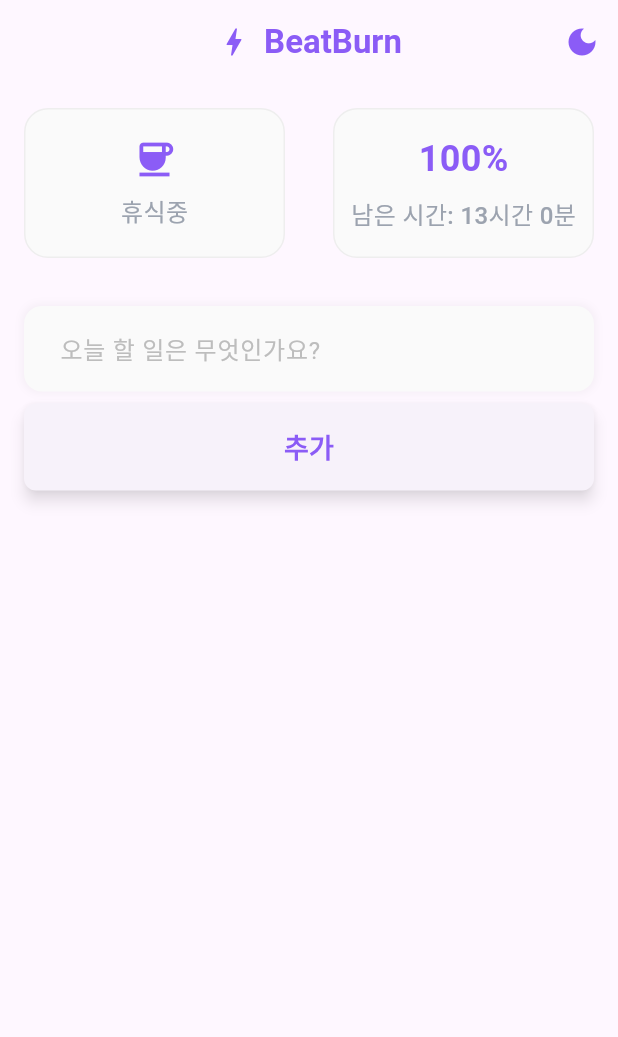
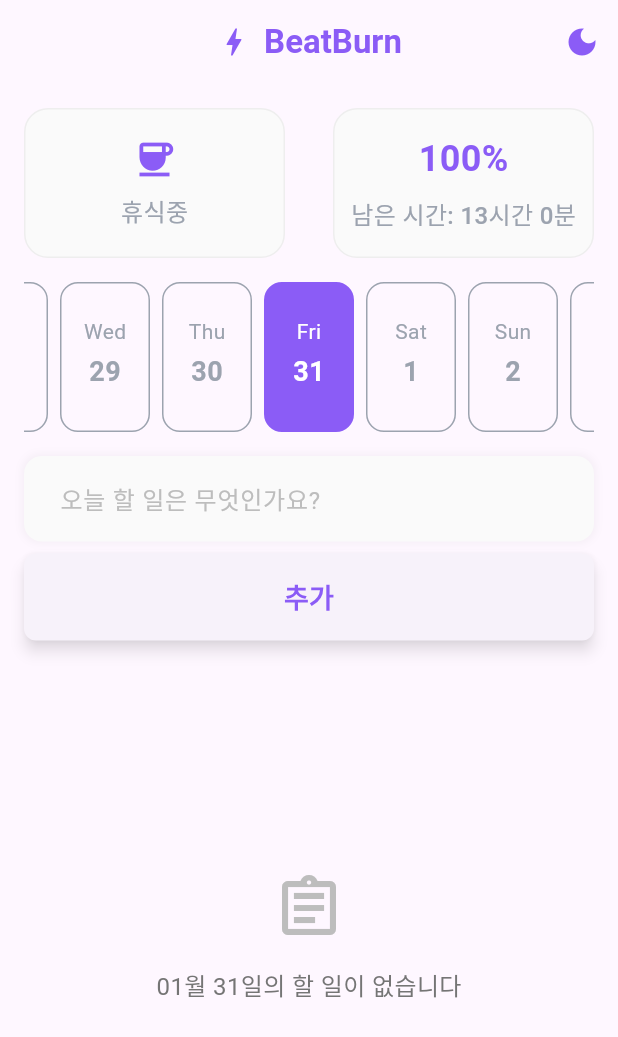
Before and after one commit to indianaPoly/frontend-beatburn, a Flutter app: the screen it shows after launch, scrolled down 576 dp, after a tap on "진행", on a phone screen of 412 x 824 dp. Shown: the top 1037 px of the screen. Run offline on Flutter 3.47's test engine with Material 3 defaults, Android fonts, the light colour scheme and no system bars; our stand-ins replace flutter_local_notifications.

Commit message:
feat: horizontal calendar 추가

```diff
--- a/lib/models/todo.dart
+++ b/lib/models/todo.dart
@@ -1,17 +1,19 @@
 class Todo {
   final String id;
   final String task;
+  final DateTime? date;  // Added date field
   DateTime? startTime;
   DateTime? endTime;
+  bool isCompleted;
   double? actualTime;
-  bool isCompleted;
 
   Todo({
     required this.id,
     required this.task,
+    this.date,  // Add date parameter
     this.startTime,
     this.endTime,
+    this.isCompleted = false,
     this.actualTime,
-    this.isCompleted = false,
   });
 }
--- a/lib/providers/todo_provider.dart
+++ b/lib/providers/todo_provider.dart
@@ -1,9 +1,5 @@
-import 'package:burnout_todolist/providers/notification_provider.dart';
 import 'package:flutter/material.dart';
-import 'package:flutter_local_notifications/flutter_local_notifications.dart';
-
 import 'package:burnout_todolist/models/todo.dart';
-import 'package:permission_handler/permission_handler.dart';
 
 enum StudyState {
   studying,
@@ -15,14 +11,26 @@ class TodoProvider with ChangeNotifier {
   double _maxTime = 4.0;
   String? _activeTaskId;
   StudyState _currentState = StudyState.resting;
+  DateTime? _selectedDate;
 
   List<Todo> get todos => _todos;
   double get maxTime => _maxTime;
   String? get activeTaskId => _activeTaskId;
   StudyState get currentState => _currentState;
+  DateTime? get selectedDate => _selectedDate;
+
+  // Get todos for selected date
+  List<Todo> get todosForSelectedDate {
+    if (_selectedDate == null) return [];
+    return _todos.where((todo) {
+      return todo.date?.year == _selectedDate?.year &&
+             todo.date?.month == _selectedDate?.month &&
+             todo.date?.day == _selectedDate?.day;
+    }).toList();
+  }
 
   double get remainingTime {
-    double usedTime = _todos.fold(0, (sum, todo) =>
+    double usedTime = todosForSelectedDate.fold(0, (sum, todo) =>
       sum + (todo.actualTime ?? 0));
     return _maxTime - usedTime;
   }
@@ -32,10 +40,26 @@ class TodoProvider with ChangeNotifier {
     notifyListeners();
   }
 
+  void setSelectedDate(DateTime date) {
+    _selectedDate = date;
+    notifyListeners();
+  }
+
+  int getTodoCountForDate(DateTime date) {
+    return _todos.where((todo) {
+      return todo.date?.year == date.year &&
+             todo.date?.month == date.month &&
+             todo.date?.day == date.day;
+    }).length;
+  }
+
   void addTodo(String task) {
+    if (_selectedDate == null) return;
+
     _todos.add(Todo(
       id: DateTime.now().toString(),
       task: task,
+      date: _selectedDate,
     ));
     notifyListeners();
   }
@@ -47,6 +71,7 @@ class TodoProvider with ChangeNotifier {
     if (index != -1) {
       _todos[index].startTime = DateTime.now();
       _activeTaskId = id;
+      _currentState = StudyState.studying;  // 상태 직접 변경
       notifyListeners();
     }
   }
@@ -64,16 +89,20 @@ class TodoProvider with ChangeNotifier {
       }
 
       _activeTaskId = null;
+      _currentState = StudyState.resting;  // 상태 직접 변경
       notifyListeners();
     }
   }
 
   void removeTodo(String id) {
+    if (_activeTaskId == id) {
+      _activeTaskId = null;
+      _currentState = StudyState.resting;
+    }
     _todos.removeWhere((todo) => todo.id == id);
     notifyListeners();
   }
 
-  // 현재 공부 상태에 대해서
   void setStudyState(StudyState state) {
     _currentState = state;
     notifyListeners();
--- a/lib/screen/home_screen.dart
+++ b/lib/screen/home_screen.dart
@@ -1,15 +1,22 @@
 import 'package:burnout_todolist/providers/theme_provider.dart';
+import 'package:burnout_todolist/widgets/horizontal_calendar.dart';
 import 'package:burnout_todolist/widgets/study_indicator.dart';
 import 'package:flutter/material.dart';
 import 'package:provider/provider.dart';
-
 import 'package:burnout_todolist/providers/todo_provider.dart';
 import 'package:burnout_todolist/widgets/add_todo_form.dart';
 import 'package:burnout_todolist/widgets/battery_indicator.dart';
 import 'package:burnout_todolist/widgets/todo_list.dart';
 
-class HomeScreen extends StatelessWidget {
+class HomeScreen extends StatefulWidget {
   const HomeScreen({super.key});
+
+  @override
+  State<HomeScreen> createState() => _HomeScreenState();
+}
+
+class _HomeScreenState extends State<HomeScreen> {
+  final GlobalKey<HorizontalCalendarState> _calendarKey = GlobalKey<HorizontalCalendarState>();
 
   @override
   Widget build(BuildContext context) {
@@ -17,27 +24,32 @@ class HomeScreen extends StatelessWidget {
       appBar: AppBar(
         centerTitle: true,
         elevation: 0,
-        title: Row(
+        title: GestureDetector(
+          onTap: () {
+            _calendarKey.currentState?.scrollToToday();
+          },
+          child: Row(
             mainAxisSize: MainAxisSize.min,
             children: [
-            Icon(Icons.bolt, color: Color(0xFF8B5CF6)), // 앱 아이콘 추가
+              Icon(Icons.bolt, color: Color(0xFF8B5CF6)),
               SizedBox(width: 8),
               Text(
                 'BeatBurn',
                 style: TextStyle(
                   fontSize: 22,
                   fontWeight: FontWeight.bold,
-                color: Color(0xFF8B5CF6), // 타이틀 색상을 포인트 색상으로
+                  color: Color(0xFF8B5CF6),
                 ),
               ),
             ],
+          ),
         ),
         actions: [
           Consumer<ThemeProvider>(
             builder: (context, themeProvider, _) => IconButton(
               icon: Icon(
                 themeProvider.isDarkMode ? Icons.light_mode : Icons.dark_mode,
-                color: Color(0xFF8B5CF6), // 테마 토글 버튼도 같은 색상으로
+                color: Color(0xFF8B5CF6),
               ),
               onPressed: () => themeProvider.toggleTheme(),
             ),
@@ -53,10 +65,10 @@ class HomeScreen extends StatelessWidget {
                 Row(
                   mainAxisAlignment: MainAxisAlignment.spaceBetween,
                   children: [
-                    Expanded( // 전체 Row를 Expanded로 감싸기
+                    Expanded(
                       child: Container(
                         height: 100,
-                        child: Row( // 내부 Row에도 Expanded 적용
+                        child: Row(
                           children: [
                             Expanded(child: StudyIndicator()),
                             Expanded(child: BatteryIndicator()),
@@ -67,6 +79,7 @@ class HomeScreen extends StatelessWidget {
                   ],
                 ),
                 const SizedBox(height: 16),
+                HorizontalCalendar(key: _calendarKey),
                 const SizedBox(height: 16),
                 AddTodoForm(),
                 const SizedBox(height: 16),
--- /dev/null
+++ b/lib/widgets/horizontal_calendar.dart
@@ -0,0 +1,163 @@
+import 'package:flutter/material.dart';
+import 'package:provider/provider.dart';
+import 'package:intl/intl.dart';
+import 'package:burnout_todolist/providers/todo_provider.dart';
+
+class HorizontalCalendar extends StatefulWidget {
+  const HorizontalCalendar({Key? key}) : super(key: key);
+
+  @override
+  State<HorizontalCalendar> createState() => HorizontalCalendarState();
+}
+
+class HorizontalCalendarState extends State<HorizontalCalendar> {
+  late ScrollController _scrollController;
+  final double _itemWidth = 60.0;
+  final double _horizontalPadding = 4.0;
+
+  final Color _todayColor = Color(0xFF8B5CF6);
+  final Color _primaryColor = Color(0xFF9CA3AF);
+
+  @override
+  void initState() {
+    super.initState();
+    _scrollController = ScrollController();
+    WidgetsBinding.instance.addPostFrameCallback((_) {
+      scrollToToday();
+    });
+  }
+
+  @override
+  void dispose() {
+    _scrollController.dispose();
+    super.dispose();
+  }
+
+  List<DateTime> _getDates() {
+    final now = DateTime.now();
+    final dates = List<DateTime>.generate(30, (index) {
+      return DateTime(now.year, now.month, now.day - 15 + index);
+    });
+    return dates;
+  }
+
+  // 외부에서 호출 가능하도록 public 메서드로 변경
+  void scrollToToday() {
+    if (!mounted) return;
+
+    final todayIndex = 15;
+    // 전체 아이템 너비 (아이템 + 패딩)
+    final totalItemWidth = _itemWidth + (_horizontalPadding * 2);
+
+    // 화면의 전체 너비
+    final screenWidth = MediaQuery.of(context).size.width;
+
+    // 좌측 패딩 16.0을 고려한 실제 스크롤 영역 너비
+    final scrollAreaWidth = screenWidth - 32.0;
+
+    // 중앙 정렬을 위한 오프셋 계산
+    // 스크롤 영역의 중앙에서 아이템의 중앙이 오도록 계산
+    final centerOffset = (scrollAreaWidth - totalItemWidth) / 2;
+
+    // 최종 스크롤 위치 계산
+    final offset = (todayIndex * totalItemWidth) - centerOffset;
+
+    if (_scrollController.hasClients) {
+      _scrollController.animateTo(
+        offset,
+        duration: Duration(milliseconds: 300),
+        curve: Curves.easeInOut,
+      );
+
+      // 오늘 날짜도 선택되도록 Provider 업데이트
+      final todoProvider = Provider.of<TodoProvider>(context, listen: false);
+      todoProvider.setSelectedDate(DateTime.now());
+    }
+  }
+
+  // 나머지 build 메서드 코드는 동일하게 유지
+  @override
+  Widget build(BuildContext context) {
+    return Consumer<TodoProvider>(
+      builder: (context, todoProvider, child) {
+        if (todoProvider.selectedDate == null) {
+          WidgetsBinding.instance.addPostFrameCallback((_) {
+            todoProvider.setSelectedDate(DateTime.now());
+          });
+        }
+
+        return Container(
+          height: 100,
+          child: ListView.builder(
+            controller: _scrollController,
+            scrollDirection: Axis.horizontal,
+            itemCount: _getDates().length,
+            itemBuilder: (context, index) {
+              final date = _getDates()[index];
+              final isSelected = todoProvider.selectedDate?.year == date.year &&
+                  todoProvider.selectedDate?.month == date.month &&
+                  todoProvider.selectedDate?.day == date.day;
+
+              final isToday = DateTime.now().year == date.year &&
+                  DateTime.now().month == date.month &&
+                  DateTime.now().day == date.day;
+
+              return GestureDetector(
+                onTap: () => todoProvider.setSelectedDate(date),
+                child: Container(
+                  width: _itemWidth,
+                  margin: EdgeInsets.symmetric(horizontal: _horizontalPadding),
+                  decoration: BoxDecoration(
+                    color: isSelected ? _todayColor : null,
+                    borderRadius: BorderRadius.circular(12),
+                    border: Border.all(
+                      color: isToday ? _todayColor : _primaryColor,
+                      width: isToday ? 2 : 1,
+                    ),
+                  ),
+                  child: Column(
+                    mainAxisAlignment: MainAxisAlignment.center,
+                    children: [
+                      Text(
+                        DateFormat('EEE').format(date),
+                        style: TextStyle(
+                          color: isSelected
+                            ? Colors.white
+                            : (isToday ? _todayColor : _primaryColor),
+                          fontSize: 14,
+                        ),
+                      ),
+                      SizedBox(height: 4),
+                      Text(
+                        date.day.toString(),
+                        style: TextStyle(
+                          color: isSelected
+                            ? Colors.white
+                            : (isToday ? _todayColor : _primaryColor),
+                          fontSize: 18,
+                          fontWeight: FontWeight.bold,
+                        ),
+                      ),
+                      SizedBox(height: 4),
+                      if (todoProvider.getTodoCountForDate(date) > 0)
+                        Container(
+                          width: 6,
+                          height: 6,
+                          decoration: BoxDecoration(
+                            shape: BoxShape.circle,
+                            color: isSelected
+                              ? Colors.white
+                              : (isToday ? _todayColor : _primaryColor),
+                          ),
+                        ),
+                    ],
+                  ),
+                ),
+              );
+            },
+          ),
+        );
+      },
+    );
+  }
+}
--- a/lib/widgets/indicator.dart
+++ b/lib/widgets/indicator.dart
@@ -23,7 +23,7 @@ class Indicator extends StatelessWidget {
       margin: margin,
       padding: const EdgeInsets.symmetric(vertical: 16),
       decoration: BoxDecoration(
-        color: isDarkMode ? Colors.grey[900] : Colors.grey[50],
+        color: isDarkMode ? Colors.grey[900] : const Color.fromRGBO(250, 250, 250, 1),
         borderRadius: BorderRadius.circular(16),
         border: Border.all(
           color: isDarkMode ? Colors.grey[800]! : Colors.grey[200]!,
--- a/lib/widgets/todo_list.dart
+++ b/lib/widgets/todo_list.dart
@@ -9,11 +9,39 @@ class TodoList extends StatelessWidget {
     final provider = context.watch<TodoProvider>();
     final isDarkMode = Theme.of(context).brightness == Brightness.dark;
 
+    final todosForSelectedDate = provider.todosForSelectedDate;
+
+    if (todosForSelectedDate.isEmpty) {
+      return Center(
+        child: Column(
+          mainAxisAlignment: MainAxisAlignment.center,
+          children: [
+            Icon(
+              Icons.assignment_outlined,
+              size: 48,
+              color: isDarkMode ? Colors.grey[600] : Colors.grey[400],
+            ),
+            SizedBox(height: 16),
+            Text(
+              provider.selectedDate == null
+                ? '날짜를 선택해주세요'
+                : '${DateFormat('MM월 dd일').format(provider.selectedDate!)}의 할 일이 없습니다',
+              style: TextStyle(
+                fontSize: 16,
+                color: isDarkMode ? Colors.grey[400] : Colors.grey[600],
+              ),
+            ),
+          ],
+        ),
+      );
+    }
+
     return ListView.builder(
       padding: const EdgeInsets.symmetric(vertical: 8),
-      itemCount: provider.todos.length,
+      itemCount: todosForSelectedDate.length,
       itemBuilder: (context, index) {
-        final todo = provider.todos[index];
+        final todo = todosForSelectedDate[index];
+        final isActive = provider.activeTaskId == todo.id;
 
         return Container(
           margin: const EdgeInsets.only(bottom: 8),
@@ -77,27 +105,23 @@ class TodoList extends StatelessWidget {
                     SizedBox(
                       width: 80,
                       child: TextButton(
-                        onPressed: provider.activeTaskId == null
-                            ? () => {
-                                provider.startTask(todo.id),
-                                provider.setStudyState(StudyState.studying)
+                        onPressed: provider.activeTaskId == null || isActive
+                            ? () {
+                                if (isActive) {
+                                  provider.endTask(todo.id);
+                                } else {
+                                  provider.startTask(todo.id);
+                                }
                               }
-                            : provider.activeTaskId == todo.id
-                                ? () => {
-                                    provider.endTask(todo.id),
-                                    provider.setStudyState(StudyState.resting)
-                                  }
-                                : null,
+                            : null,
                         style: TextButton.styleFrom(
-                          backgroundColor: provider.activeTaskId == todo.id ? Colors.red[100]: Colors.green[100],
+                          backgroundColor: isActive ? Colors.red[100] : Colors.green[100],
                           padding: const EdgeInsets.symmetric(vertical: 8),
                         ),
                         child: Text(
-                          provider.activeTaskId == todo.id ? '종료' : '시작',
+                          isActive ? '종료' : '시작',
                           style: TextStyle(
-                            color: provider.activeTaskId == todo.id
-                                ? Colors.red[800]
-                                : Colors.green[800],
+                            color: isActive ? Colors.red[800] : Colors.green[800],
                             fontWeight: FontWeight.w500,
                           ),
                         ),
```
Lines whose indentation alone changed are shown as unchanged.
